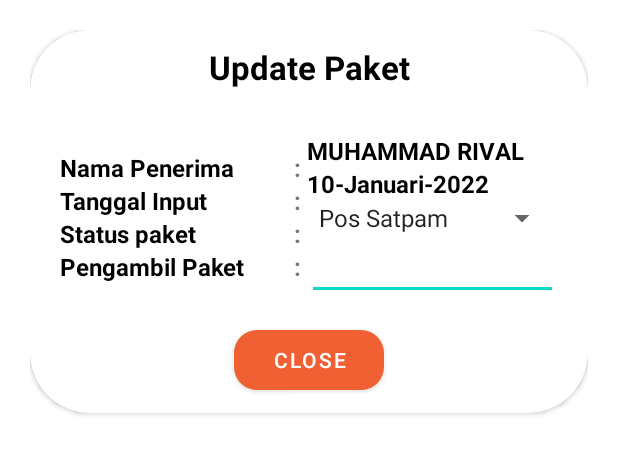
After one commit to Mammuasyir/CRUD-with-rest-API, an Android app: the layout edit_dialog.xml on its own in the app's theme, with its tools: preview values and no code run, on a phone screen of 412 x 824 dp. The commit adds this screen. Shown: the top 454 px of the screen. Run offline under Robolectric (Android 15) with nearby library versions, the light colour scheme and no system bars.

Commit message:
tampilan edit

```diff
--- a/app/src/main/AndroidManifest.xml
+++ b/app/src/main/AndroidManifest.xml
@@ -37,7 +37,7 @@
             android:exported="false" />
         <activity
             android:name=".MainActivity"
-            android:exported="true"
+            android:exported="false"
             android:label="@string/app_name"/>
     </application>
 
--- a/app/src/main/java/com/rival/my_packet/adapter/paket/PaketAdapter.kt
+++ b/app/src/main/java/com/rival/my_packet/adapter/paket/PaketAdapter.kt
@@ -22,10 +22,12 @@ import retrofit2.Response
 class PaketAdapter(var paket: List<ResultItem?>? = listOf()) :
     RecyclerView.Adapter<PaketAdapter.MyViewHolder>() {
     lateinit var sph: SharedPreference
+    lateinit var statusList: Spinner
 
     class MyViewHolder(val view: View) : RecyclerView.ViewHolder(view) {
 
         val tvTitle = view.findViewById<TextView>(R.id.txt_title)
+        val btnEdit = view.findViewById<ImageButton>(R.id.btn_edit)
         val btnDetail = view.findViewById<ImageButton>(R.id.btn_detail)
         val btnDelete = view.findViewById<ImageButton>(R.id.btn_delete)
 
@@ -54,6 +56,33 @@ class PaketAdapter(var paket: List<ResultItem?>? = listOf()) :
 //        } else {
 //            holder.btnDelete.visibility = View.GONE
 //        }
+
+        holder.btnEdit.setOnClickListener {
+            val alertDialog = AlertDialog.Builder(context).create()
+            val views = LayoutInflater.from(context).inflate(R.layout.edit_dialog, null)
+            alertDialog.setView(views)
+            alertDialog.window?.setBackgroundDrawableResource(android.R.color.transparent)
+            alertDialog.setCancelable(false)
+
+            val nama = views.findViewById<TextView>(R.id.tv_nama_dtl)
+            val tanggal = views.findViewById<TextView>(R.id.tv_taggal_dtl)
+            statusList = views.findViewById<Spinner>(R.id.status_paket)
+            var pengambil = views.findViewById<EditText>(R.id.edt_pengambil_paket)
+
+            nama.text = data?.nama_penerima
+            tanggal.text = data?.tanggal_input
+            statusList.adapter = ArrayAdapter(
+                context,
+                android.R.layout.simple_spinner_dropdown_item,
+                arrayOf("Satpam", "Musyrif", "Selesai")
+            )
+            pengambil.setText(data?.penerima_paket)
+
+            views.findViewById<Button>(R.id.btn_close).setOnClickListener {
+                alertDialog.dismiss()
+            }
+            alertDialog.show()
+        }
 
         holder.btnDelete.setOnClickListener {
             val builder = AlertDialog.Builder(context)
@@ -93,7 +122,6 @@ class PaketAdapter(var paket: List<ResultItem?>? = listOf()) :
         }
 
 
-
         holder.btnDetail.setOnClickListener {
             val alertDialog = AlertDialog.Builder(context).create()
             val views = LayoutInflater.from(context).inflate(R.layout.detail_dialog, null)
--- a/app/src/main/java/com/rival/my_packet/splashscreen/SplashScreenActivity.kt
+++ b/app/src/main/java/com/rival/my_packet/splashscreen/SplashScreenActivity.kt
@@ -20,6 +20,6 @@ class SplashScreenActivity : AppCompatActivity() {
         handler.postDelayed({
             val i = Intent(this, MainActivity::class.java)
             startActivity(i)
-        }, 3000)
+        }, 2000)
     }
 }
--- /dev/null
+++ b/app/src/main/res/layout/edit_dialog.xml
@@ -0,0 +1,184 @@
+<?xml version="1.0" encoding="utf-8"?>
+<androidx.constraintlayout.widget.ConstraintLayout xmlns:android="http://schemas.android.com/apk/res/android"
+    xmlns:app="http://schemas.android.com/apk/res-auto"
+    xmlns:tools="http://schemas.android.com/tools"
+    android:layout_width="match_parent"
+    android:layout_height="match_parent"
+    android:padding="20dp"
+    >
+
+    <androidx.cardview.widget.CardView
+        android:layout_width="match_parent"
+        android:layout_height="wrap_content"
+        tools:ignore="MissingConstraints"
+        android:background="@drawable/shape"
+        app:cardCornerRadius="40dp">
+
+
+        <RelativeLayout
+            android:layout_width="match_parent"
+            android:layout_height="match_parent">
+
+            <TextView
+                android:layout_width="match_parent"
+                android:layout_height="wrap_content"
+                android:text="Update Paket"
+                android:id="@+id/data_title"
+                android:gravity="center"
+                android:textSize="22dp"
+                android:textColor="@color/black"
+                android:textStyle="bold"
+                android:layout_margin="10dp"/>
+
+            <LinearLayout
+                android:id="@+id/data_1"
+                android:layout_width="match_parent"
+                android:layout_height="wrap_content"
+                android:layout_margin="20dp"
+                android:layout_below="@id/data_title"
+                android:gravity="center"
+                android:orientation="horizontal">
+
+                <LinearLayout
+                    android:layout_width="wrap_content"
+                    android:layout_height="wrap_content"
+                    android:layout_weight="1"
+                    android:orientation="vertical">
+
+                    <TextView
+                        android:layout_width="wrap_content"
+                        android:layout_height="wrap_content"
+                        android:layout_marginRight="10dp"
+                        android:text="Nama Penerima"
+                        android:textColor="@color/black"
+                        android:textSize="16dp"
+                        android:textStyle="bold" />
+
+                    <TextView
+                        android:layout_width="wrap_content"
+                        android:layout_height="wrap_content"
+                        android:layout_marginRight="10dp"
+                        android:text="Tanggal Input"
+                        android:textColor="@color/black"
+                        android:textSize="16dp"
+                        android:textStyle="bold" />
+
+                    <TextView
+                        android:layout_width="wrap_content"
+                        android:layout_height="wrap_content"
+                        android:layout_marginRight="10dp"
+                        android:text="Status paket"
+                        android:textColor="@color/black"
+                        android:textSize="16dp"
+                        android:textStyle="bold" />
+
+                    <TextView
+                        android:layout_width="wrap_content"
+                        android:layout_height="wrap_content"
+                        android:layout_marginRight="10dp"
+                        android:text="Pengambil Paket"
+                        android:textColor="@color/black"
+                        android:textSize="16dp"
+                        android:textStyle="bold" />
+
+
+                </LinearLayout>
+
+                <LinearLayout
+                    android:layout_width="wrap_content"
+                    android:layout_height="wrap_content"
+                    android:layout_weight="0"
+                    android:orientation="vertical">
+
+                    <TextView
+                        android:layout_width="wrap_content"
+                        android:layout_height="wrap_content"
+                        android:text=": "
+                        android:textSize="16dp"
+                        android:textStyle="bold" />
+
+                    <TextView
+                        android:layout_width="wrap_content"
+                        android:layout_height="wrap_content"
+                        android:text=": "
+                        android:textSize="16dp"
+                        android:textStyle="bold" />
+
+                    <TextView
+                        android:layout_width="wrap_content"
+                        android:layout_height="wrap_content"
+                        android:text=": "
+                        android:textSize="16dp"
+                        android:textStyle="bold" />
+
+                    <TextView
+                        android:layout_width="wrap_content"
+                        android:layout_height="wrap_content"
+                        android:text=": "
+                        android:textSize="16dp"
+                        android:textStyle="bold" />
+
+                </LinearLayout>
+
+                <LinearLayout
+                    android:layout_width="wrap_content"
+                    android:layout_height="wrap_content"
+                    android:layout_weight="1"
+                    android:orientation="vertical">
+
+                    <TextView
+                        android:id="@+id/tv_nama_dtl"
+                        android:layout_width="wrap_content"
+                        android:layout_height="wrap_content"
+                        android:maxLines="2"
+                        android:text="Muhammad Rival"
+                        android:textAllCaps="true"
+                        android:textColor="@color/black"
+                        android:textSize="16dp"
+                        android:textStyle="bold" />
+
+                    <TextView
+                        android:id="@+id/tv_taggal_dtl"
+                        android:layout_width="wrap_content"
+                        android:layout_height="wrap_content"
+                        android:text="10-Januari-2022 "
+                        android:textColor="@color/black"
+                        android:textSize="16dp"
+                        android:textStyle="bold" />
+
+                    <Spinner
+                        android:id="@+id/status_paket"
+                        android:layout_width="match_parent"
+                        android:layout_height="wrap_content"
+                        android:entries="@array/Status"
+                        />
+
+                    <EditText
+                        android:id="@+id/edt_pengambil_paket"
+                        android:layout_width="match_parent"
+                        android:layout_height="wrap_content"
+                        android:inputType="text"
+                        android:textColor="@color/black"
+                        android:textSize="16dp"
+                        android:textStyle="bold" />
+                </LinearLayout>
+            </LinearLayout>
+
+            <Button
+                android:layout_width="100dp"
+                android:layout_height="40dp"
+                android:layout_below="@id/data_1"
+                android:id="@+id/btn_close"
+                android:layout_centerHorizontal="true"
+                android:layout_marginBottom="15dp"
+                android:background="@drawable/btn_shape"
+                android:text="Close" />
+
+        </RelativeLayout>
+
+
+
+
+    </androidx.cardview.widget.CardView>
+
+</androidx.constraintlayout.widget.ConstraintLayout>
--- a/app/src/main/res/values/strings.xml
+++ b/app/src/main/res/values/strings.xml
@@ -96,4 +96,10 @@
     <string name="action_settings">Settings</string>
     <!-- TODO: Remove or change this placeholder text -->
     <string name="hello_blank_fragment">Hello blank fragment</string>
+
+    <array name="Status">
+        <item>Pos Satpam</item>
+        <item>Musyrif</item>
+        <item>Selesai</item>
+    </array>
 </resources>
```
